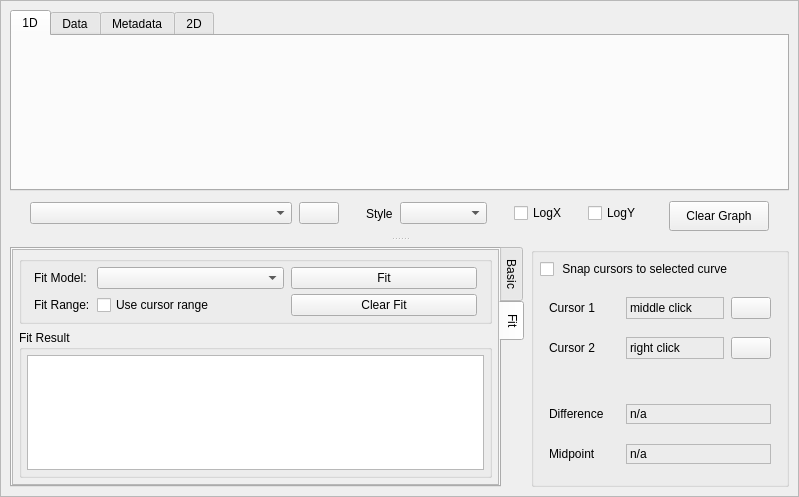
BCDA-APS/mdaviz, file src/mdaviz/resources/mda_file_viz.ui: the form before one commit.
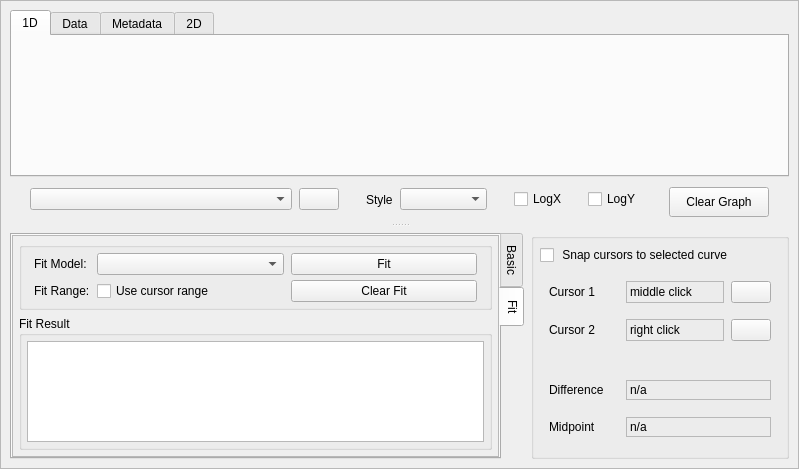
The form after the commit. The open tabs and pages were chosen to show the change. Icons and pictures are not drawn.

Diff of the .ui file:
```diff
--- a/src/mdaviz/resources/mda_file_viz.ui
+++ b/src/mdaviz/resources/mda_file_viz.ui
@@ -7,7 +7,7 @@
     <x>0</x>
     <y>0</y>
     <width>799</width>
-    <height>497</height>
+    <height>469</height>
    </rect>
   </property>
   <property name="windowTitle">
@@ -46,7 +46,7 @@
         <x>0</x>
         <y>0</y>
         <width>797</width>
-        <height>495</height>
+        <height>467</height>
        </rect>
       </property>
       <layout class="QHBoxLayout" name="horizontalLayout_2">
@@ -756,7 +756,7 @@
                     <x>0</x>
                     <y>0</y>
                     <width>478</width>
-                    <height>216</height>
+                    <height>206</height>
                    </rect>
                   </property>
                   <layout class="QVBoxLayout" name="fitContentLayout">
```
Left out of the diff: 2 changed lines with no effect on the pictures.
